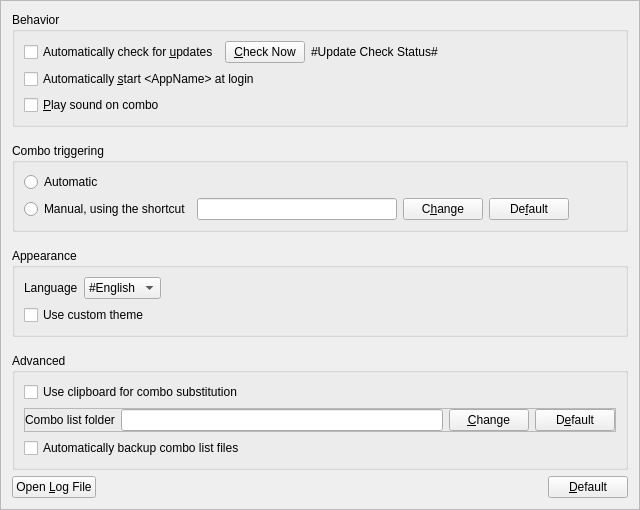
xmichelo/Beeftext, file PreferencesFrame.ui: the form before one commit.
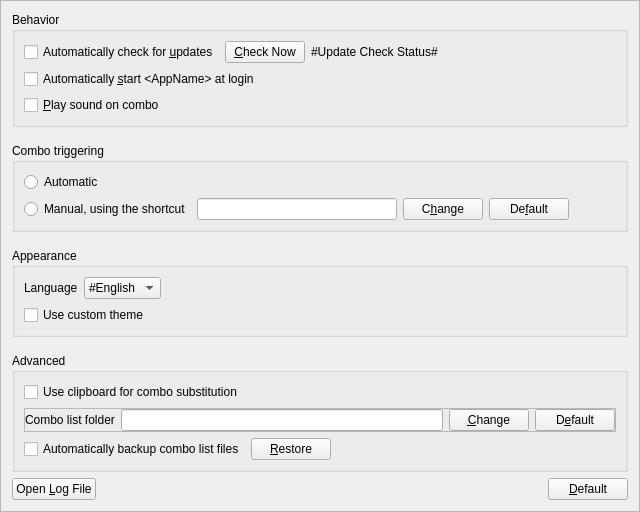
The form after the commit.

Commit message:
Implemented backup restoration.
Fixes #54.

```diff
--- a/PreferencesFrame.ui
+++ b/PreferencesFrame.ui
@@ -7,7 +7,7 @@
     <x>0</x>
     <y>0</y>
     <width>640</width>
-    <height>488</height>
+    <height>496</height>
    </rect>
   </property>
   <property name="minimumSize">
@@ -336,11 +336,38 @@
        </widget>
       </item>
       <item>
-       <widget class="QCheckBox" name="checkAutoBackup">
-        <property name="text">
-         <string>Automatically backup combo list files</string>
-        </property>
-       </widget>
+       <layout class="QHBoxLayout" name="horizontalLayout_4">
+        <item>
+         <widget class="QCheckBox" name="checkAutoBackup">
+          <property name="text">
+           <string>Automatically backup combo list files</string>
+          </property>
+         </widget>
+        </item>
+        <item>
+         <widget class="QPushButton" name="buttonRestoreBackup">
+          <property name="toolTip">
+           <string>Restore a backup.</string>
+          </property>
+          <property name="text">
+           <string>&amp;Restore</string>
+          </property>
+         </widget>
+        </item>
+        <item>
+         <spacer name="horizontalSpacer_2">
+          <property name="orientation">
+           <enum>Qt::Horizontal</enum>
+          </property>
+          <property name="sizeHint" stdset="0">
+           <size>
+            <width>40</width>
+            <height>5</height>
+           </size>
+          </property>
+         </spacer>
+        </item>
+       </layout>
       </item>
      </layout>
     </widget>
```
Left out of the diff: 44 changed lines with no effect on the pictures. The commit also changes 14 other files.
